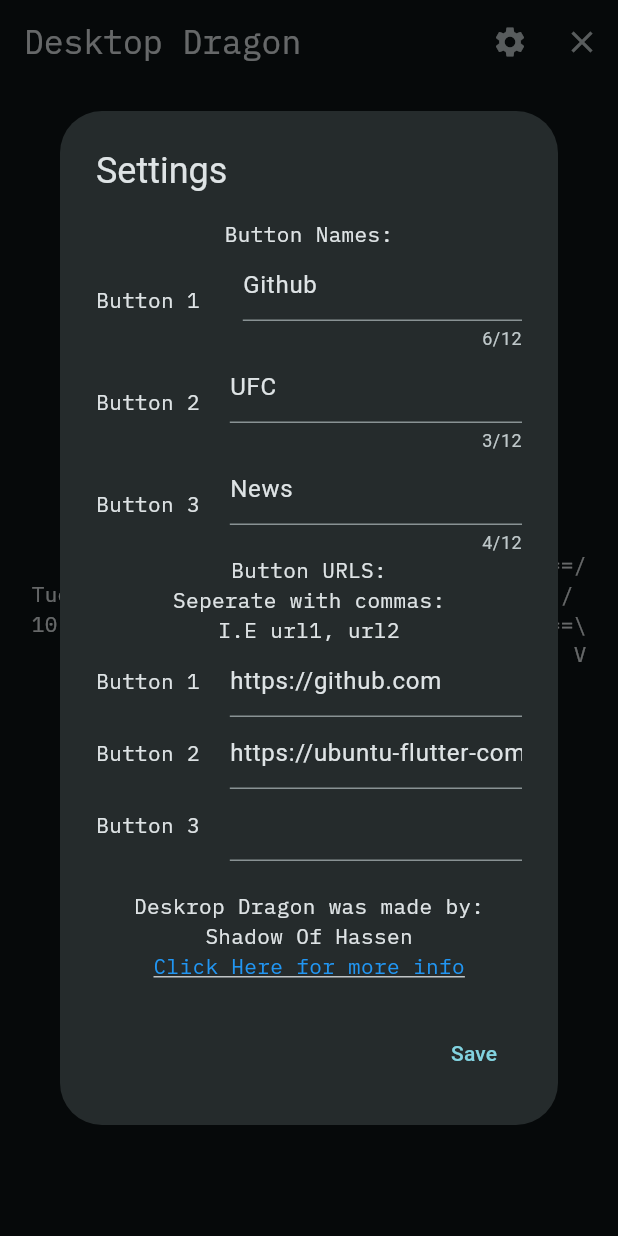
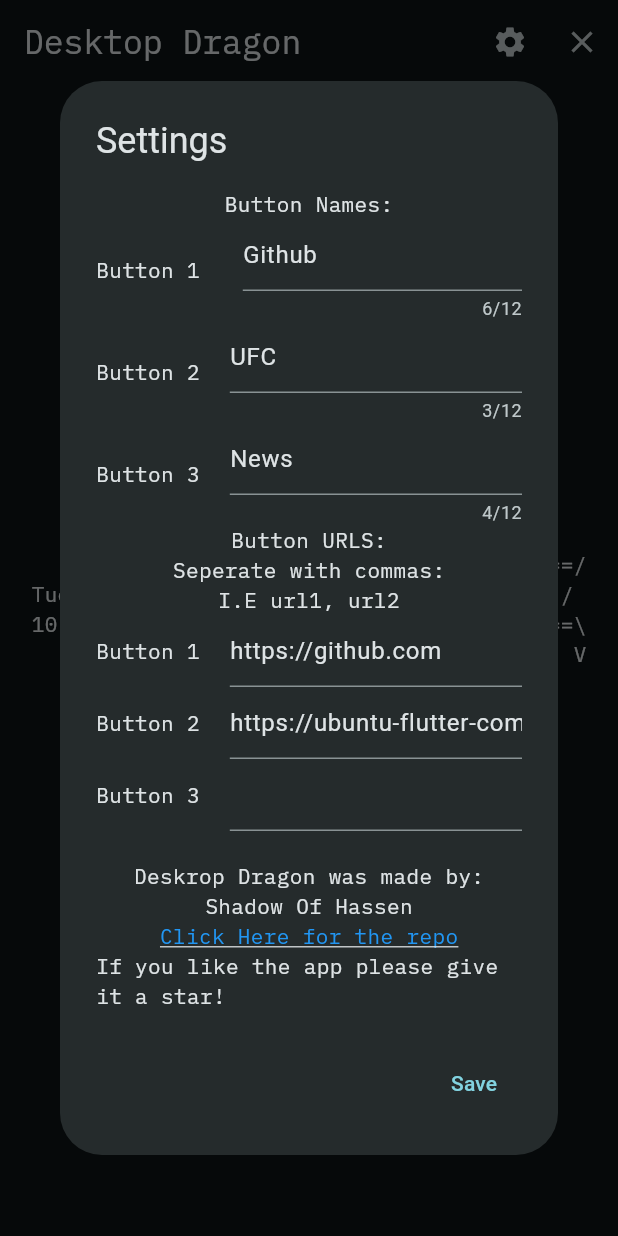
Before and after one commit to TheShadowOfHassen/Desktop-Dragon, a Flutter app: the screen it shows after launch, after a tap on the "settings" icon, on a phone screen of 412 x 824 dp. Run offline on Flutter 3.47's test engine with Material 3 defaults, Android fonts, the phone set to English and light mode, and no system bars; our stand-ins replace date_format, google_fonts, shared_preferences; missing offline and left inert: window_manager; statements that could not run were skipped.

Commit message:
Update main.dart

```diff
--- a/lib/main.dart
+++ b/lib/main.dart
@@ -189,12 +189,20 @@ class _DesktopDragonState extends State<DesktopDragon> {
                 Text('Deskrop Dragon was made by:'),
                 Text('Shadow Of Hassen'),
                 InkWell(
-                  onTap: () => launchUrl(Uri.parse('https://github.com/TheShadowOfHassen/Desktop-Dragon')),
+                  onTap: () => launchUrl(
+                    Uri.parse(
+                      'https://github.com/TheShadowOfHassen/Desktop-Dragon',
+                    ),
+                  ),
                   child: Text(
-                    'Click Here for more info',
-                    style: TextStyle(decoration: TextDecoration.underline, color: Colors.blue),
+                    'Click Here for the repo',
+                    style: TextStyle(
+                      decoration: TextDecoration.underline,
+                      color: Colors.blue,
+                    ),
                   ),
                 ),
+                Text('If you like the app please give it a star!'),
               ],
             ),
           ),
@@ -257,7 +265,11 @@ class _DesktopDragonState extends State<DesktopDragon> {
     ;
     List<String>? button_threeList = prefs.getStringList('button_threeList');
     if (button_threeList == null) {
-      button_threeList = <String>['https://www.gamingonlinux.com','https://itsfoss.com','https://www.omgubuntu.co.uk'];
+      button_threeList = <String>[
+        'https://www.gamingonlinux.com',
+        'https://itsfoss.com',
+        'https://www.omgubuntu.co.uk',
+      ];
     }
     ;
     ButtonOneLabel = button_oneLabel;
```
